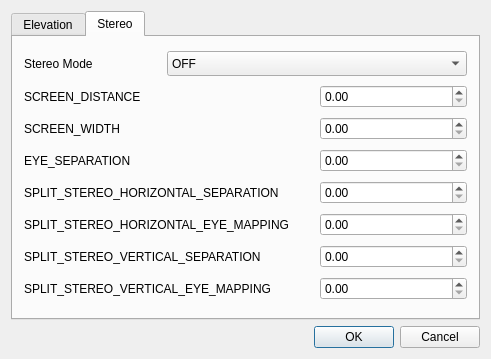
sourcepole/qgis, file src/plugins/globe/globe_plugin_dialog_guibase.ui: the form before one commit.
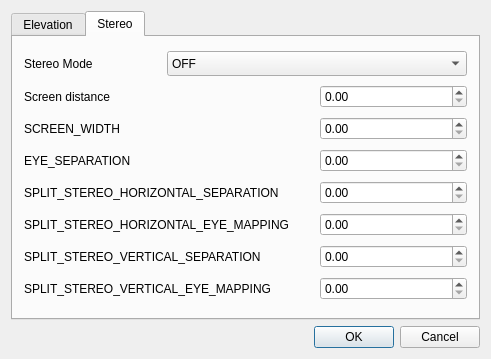
The form after the commit. The open tabs and pages were chosen to show the change. Icons and pictures are not drawn.

Commit message: Handle screen distance stereo setting

Diff of the .ui file:
```diff
--- a/src/plugins/globe/globe_plugin_dialog_guibase.ui
+++ b/src/plugins/globe/globe_plugin_dialog_guibase.ui
@@ -212,7 +212,7 @@
        <item row="1" column="0">
         <widget class="QLabel" name="label">
          <property name="text">
-          <string>SCREEN_DISTANCE</string>
+          <string>Screen distance</string>
          </property>
          <property name="buddy">
           <cstring>xxxx</cstring>
```
Left out of the diff: 6 changed lines with no effect on the pictures. The commit also changes 5 other files.
